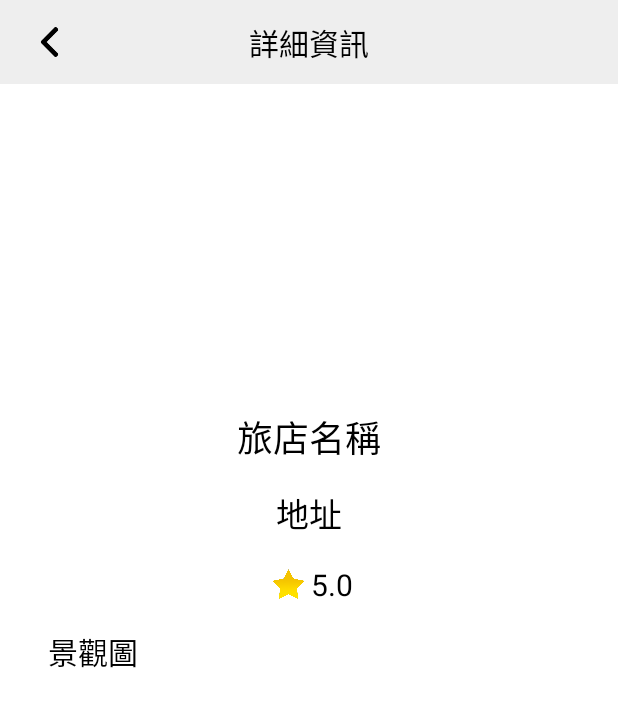
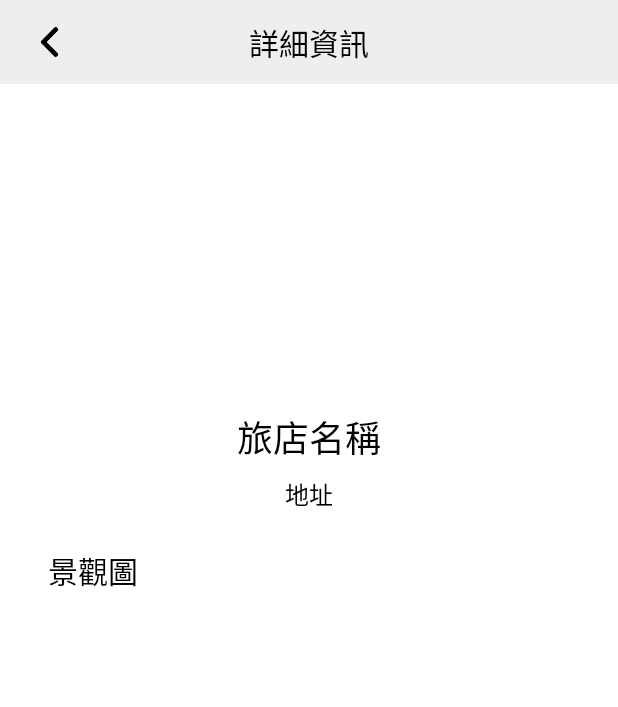
Before and after one commit to ben111497/androidQuiz, an Android app: the HotelInfoActivity screen opened directly, with no data from a screen before it, on a phone screen of 412 x 824 dp. Shown: the top 707 px of the screen. Run offline under Robolectric (Android 15) with nearby library versions, the phone set to English and light mode, and no system bars; pictures from the network do not load; 10 statements that could not run were skipped.

Commit message:
adjust some feature

```diff
--- a/app/src/main/res/drawable/bg_bluegreen.xml
+++ b/app/src/main/res/drawable/bg_bluegreen.xml
@@ -1,5 +1,5 @@
 <?xml version="1.0" encoding="utf-8"?>
 <shape xmlns:android="http://schemas.android.com/apk/res/android">
     <solid android:color="@color/blue_green" />
-    <corners android:radius="32dp" />
+    <corners android:radius="30dp" />
 </shape>
--- /dev/null
+++ b/app/src/main/res/drawable/bg_rectangle_blue_5.xml
@@ -0,0 +1,5 @@
+<shape xmlns:android="http://schemas.android.com/apk/res/android"
+    android:shape="rectangle">
+    <corners android:radius="5dp"/>
+    <solid android:color="@color/num_blue"/>
+</shape>
--- /dev/null
+++ b/app/src/main/res/drawable/bg_rectangle_gray4b4b4b_10.xml
@@ -0,0 +1,5 @@
+<shape xmlns:android="http://schemas.android.com/apk/res/android"
+    android:shape="rectangle">
+    <corners android:radius="10dp"/>
+    <solid android:color="#4b4b4b"/>
+</shape>
--- a/app/src/main/res/layout/activity_hotel_info.xml
+++ b/app/src/main/res/layout/activity_hotel_info.xml
@@ -80,52 +80,37 @@
         android:id="@+id/tvAddress"
         android:layout_width="0dp"
         android:layout_height="wrap_content"
-        android:layout_marginTop="16dp"
+        android:layout_marginTop="8dp"
         android:gravity="center"
         android:text="地址"
         android:textColor="@color/black"
-        android:textSize="22dp"
+        android:textSize="16dp"
         app:layout_constraintEnd_toEndOf="@+id/tvName"
         app:layout_constraintStart_toStartOf="@+id/tvName"
         app:layout_constraintTop_toBottomOf="@+id/tvName" />
 
-    <ImageView
-        android:id="@+id/imageView3"
-        android:layout_width="30dp"
-        android:layout_height="30dp"
+    <LinearLayout
+        android:id="@+id/llStar"
+        android:layout_width="wrap_content"
+        android:layout_height="wrap_content"
         android:layout_marginTop="16dp"
-        android:src="@drawable/star"
-        app:layout_constraintEnd_toStartOf="@+id/tvStar"
-        app:layout_constraintHorizontal_bias="0.5"
-        app:layout_constraintHorizontal_chainStyle="packed"
+        android:orientation="horizontal"
+        app:layout_constraintEnd_toEndOf="@+id/tvAddress"
         app:layout_constraintStart_toStartOf="@+id/tvAddress"
         app:layout_constraintTop_toBottomOf="@+id/tvAddress" />
-
-    <TextView
-        android:id="@+id/tvStar"
-        android:layout_width="wrap_content"
-        android:layout_height="wrap_content"
-        android:text="5.0"
-        android:textColor="@color/black"
-        android:textSize="20dp"
-        app:layout_constraintBottom_toBottomOf="@+id/imageView3"
-        app:layout_constraintEnd_toEndOf="@+id/tvAddress"
-        app:layout_constraintHorizontal_bias="0.5"
-        app:layout_constraintStart_toEndOf="@+id/imageView3"
-        app:layout_constraintTop_toTopOf="@+id/imageView3" />
 
     <TextView
         android:id="@+id/tvLandscapeNumber"
         android:layout_width="wrap_content"
         android:layout_height="wrap_content"
         android:layout_marginStart="32dp"
-        android:layout_marginTop="16dp"
+        android:layout_marginTop="8dp"
         android:gravity="center"
         android:text="景觀圖"
         android:textColor="@color/black"
         android:textSize="20dp"
         app:layout_constraintStart_toStartOf="parent"
-        app:layout_constraintTop_toBottomOf="@+id/tvStar" />
+        app:layout_constraintTop_toBottomOf="@+id/llStar" />
 
     <GridView
         android:id="@+id/gvPicture"
```
Also changed, not shown: app/src/main/java/com/example/androidquiz/HotelInfoActivity.kt (+16 -2 lines), app/src/main/res/layout/activity_main.xml (+8 -6 lines).
